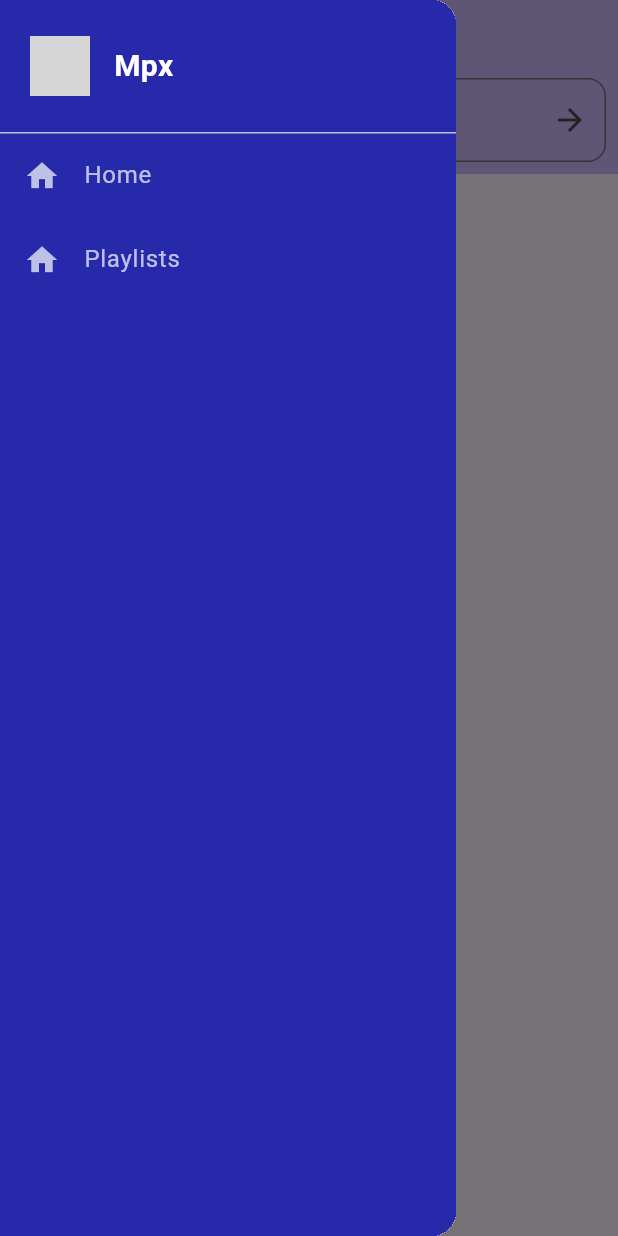
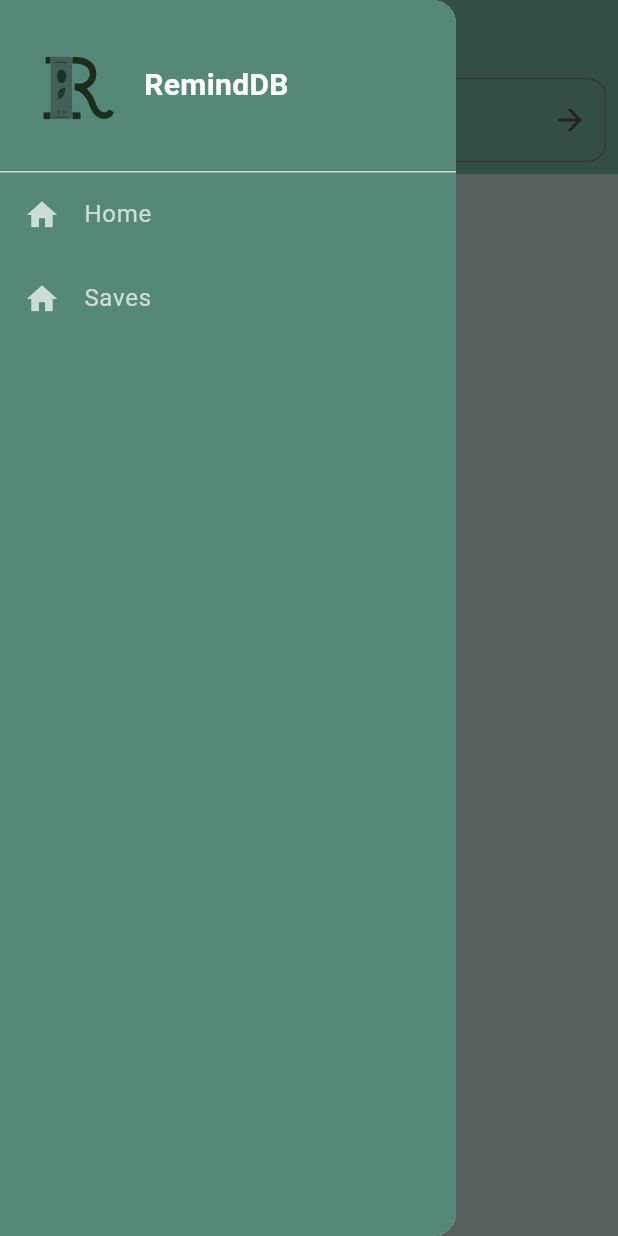
Before and after one commit to Fornaser/mpx_1635, a Flutter app: the screen it shows after launch, with the side drawer open, on a phone screen of 412 x 824 dp. Run offline on Flutter 3.47's test engine with Material 3 defaults, Android fonts, the phone set to English and light mode, and no system bars; our stand-ins replace sqflite; accounts and stored records are empty; network calls fail; grey boxes are pictures that could not be loaded.

Commit message:
added logos, and teh loading screen, changed the colors/themeing

```diff
--- a/lib/global_widgets/search_bar/base_page.dart
+++ b/lib/global_widgets/search_bar/base_page.dart
@@ -6,12 +6,18 @@ class BasePage extends StatelessWidget {
   final Widget child;
   final Function(String) onSearch;
   final String title;
+  final Widget? titleWidget;
+  final Color? appBarColor;
+  final Color? backgroundColor;
 
   const BasePage({
     super.key,
     required this.child,
     required this.onSearch,
     required this.title,
+    this.titleWidget,
+    this.appBarColor,
+    this.backgroundColor,
   });
 
   @override
@@ -19,13 +25,14 @@ class BasePage extends StatelessWidget {
     return Scaffold(
       drawer: const NavigationDrawerWidget(),
       appBar: AppBar(
-        title: Text(title),
-        backgroundColor: Theme.of(context).colorScheme.inversePrimary,
+        title: titleWidget ?? Text(title),
+        backgroundColor: appBarColor ?? Theme.of(context).colorScheme.inversePrimary,
         bottom: PreferredSize(
           preferredSize: const Size.fromHeight(60),
           child: GlobalSearchBar(onSearch: onSearch),
         ),
       ),
+      backgroundColor: backgroundColor ?? Theme.of(context).scaffoldBackgroundColor,
       body: child,
     );
   }
--- a/lib/main.dart
+++ b/lib/main.dart
@@ -17,6 +17,7 @@ class MyApp extends StatelessWidget {
       title: 'RemindDb',
       theme: ThemeData(
         colorScheme: ColorScheme.fromSeed(seedColor: Colors.deepPurple),
+
       ),
       home: const MyHomePage(title: 'RemindDb'),
     );
--- a/lib/pages/home_page.dart
+++ b/lib/pages/home_page.dart
@@ -65,10 +65,21 @@ class _HomePageState extends State<HomePage> {
   Widget build(BuildContext context) {
     return BasePage(
       title: 'Home Page',
+      titleWidget: Padding(
+        padding: const EdgeInsets.only(top: 8.0),
+        child: Image.asset(
+          'RemindDbFull.png',
+          height: 56,
+          fit: BoxFit.contain,
+          semanticLabel: 'RemindDb logo',
+        ),
+      ),
+      appBarColor: const Color.fromARGB(255, 112, 171, 153),
+            backgroundColor: const Color.fromARGB(255, 188, 212, 205),
+
         onSearch: _handleSearch,
-      child: Scaffold(
-        body: loading
-            ? const Center(child: CircularProgressIndicator())
+        child: loading
+          ? Center(child: Image.asset('RemindDbFull.png', height: 96))
           : SingleChildScrollView(
               padding: const EdgeInsets.all(8),
               child: Column(
@@ -101,7 +112,6 @@ class _HomePageState extends State<HomePage> {
                 }).toList(),
               ),
             ),
-      ),
     );
   }
 }
--- a/lib/pages/library_page.dart
+++ b/lib/pages/library_page.dart
@@ -155,8 +155,8 @@ class _LibraryPageState extends State<LibraryPage> {
             ),
          ],
       ),
-      body: loading
-          ? const Center(child: CircularProgressIndicator())
+        body: loading
+          ? Center(child: Image.asset('RemindDbFull.png', height: 96))
           : books.isEmpty
               ? const Center(child: Text("No books in this playlist."))
               : Padding(
--- a/lib/pages/media_page.dart
+++ b/lib/pages/media_page.dart
@@ -200,7 +200,7 @@ class _MediaPageState extends State<MediaPage> with SingleTickerProviderStateMix
     return Scaffold(
       appBar: AppBar(title: Text(fullBook.title), backgroundColor: Colors.grey),
       body: loading
-      ? const Center(child: CircularProgressIndicator())
+      ? Center(child: Image.asset('RemindDbFull.png', height: 96))
       : SingleChildScrollView(
           padding: const EdgeInsets.all(16),
           child: Row(
--- a/lib/pages/playlist_page.dart
+++ b/lib/pages/playlist_page.dart
@@ -99,8 +99,8 @@ class _PlaylistsPageState extends State<PlaylistPage> {
     return Scaffold(
       drawer: NavigationDrawerWidget(),
       appBar: AppBar(title: const Text("Playlists"), backgroundColor: Colors.grey),
-      body: loading
-          ? const Center(child: CircularProgressIndicator())
+        body: loading
+          ? Center(child: Image.asset('RemindDbFull.png', height: 96))
           : playlists.isEmpty
               ? const Center(child: Text("No playlists found."))
               : ListView.builder(
--- a/lib/pages/search_results_page.dart
+++ b/lib/pages/search_results_page.dart
@@ -45,12 +45,14 @@ class _SearchResultsPageState extends State<SearchResultsPage> {
   Widget build(BuildContext context) {
     return BasePage(
       title: 'Search Results',
+      appBarColor: const Color.fromARGB(255, 112, 171, 153),
+      backgroundColor: const Color.fromARGB(255, 188, 212, 205),
       onSearch: _handleSearch,
       child: FutureBuilder<List<Book>>(
         future: _future,
         builder: (context, snapshot) {
           if (snapshot.connectionState == ConnectionState.waiting) {
-            return const Center(child: CircularProgressIndicator());
+            return Center(child: Image.asset('RemindDbFull.png', height: 96));
           }
           if (snapshot.hasError) {
             return Center(
--- a/lib/scr/sidebar/widgets/nav_bar/navigation_drawer.dart
+++ b/lib/scr/sidebar/widgets/nav_bar/navigation_drawer.dart
@@ -15,7 +15,7 @@ class NavigationDrawerWidget extends StatelessWidget {
 
         return Drawer(
             child: Container(
-                color: const Color(0xFF262AAA),
+                color: const Color.fromARGB(255, 85, 136, 121),
                 child: Column(
                     crossAxisAlignment: CrossAxisAlignment.stretch,
                     children: [
@@ -23,16 +23,18 @@ class NavigationDrawerWidget extends StatelessWidget {
                             padding: padding.add(const EdgeInsets.symmetric(vertical: 24)),
                             child: Row(
                                 children: [
-                                    const CircleAvatar(
-                                        radius: 20,
-                                        backgroundImage: NetworkImage(
-                                            'https://avatars.githubusercontent.com/u/160686513?v=4',
-                                        ),
-                                    ),
+                                                                        Padding(
+                                                                            padding: const EdgeInsets.only(top: 6.0),
+                                                                            child: CircleAvatar(
+                                                                                radius: 30,
+                                                                                backgroundColor: Colors.transparent,
+                                                                                backgroundImage: const AssetImage('Remind_DB_logo.png'),
+                                                                            ),
+                                                                        ),
                                     const SizedBox(width: 16),
                                     if (!isCollapsed)
                                         const Text(
-                                            'Mpx',
+                                            'RemindDB',
                                             style: TextStyle(fontSize: 20, fontWeight: FontWeight.bold, color: Colors.white),
                                         ),
                                 ],
@@ -54,7 +56,7 @@ class NavigationDrawerWidget extends StatelessWidget {
                         _buildItem(
                             context,
                             icon: Icons.home,
-                            label: 'Playlists',
+                            label: 'Saves',
                             onTap: () {
                                 Navigator.pop(context);
                                 Navigator.pushReplacement(
--- a/pubspec.yaml
+++ b/pubspec.yaml
@@ -61,6 +61,11 @@ flutter:
   # the material Icons class.
   uses-material-design: true
 
+  # Project assets
+  assets:
+    - RemindDbFull.png
+    - Remind_DB_logo.png
+
   # To add assets to your application, add an assets section, like this:
   # assets:
   #   - images/a_dot_burr.jpeg
```
Also changed, not shown: RemindDbFull.png (added), Remind_DB_logo.png (added). Lines whose indentation alone changed are shown as unchanged.
